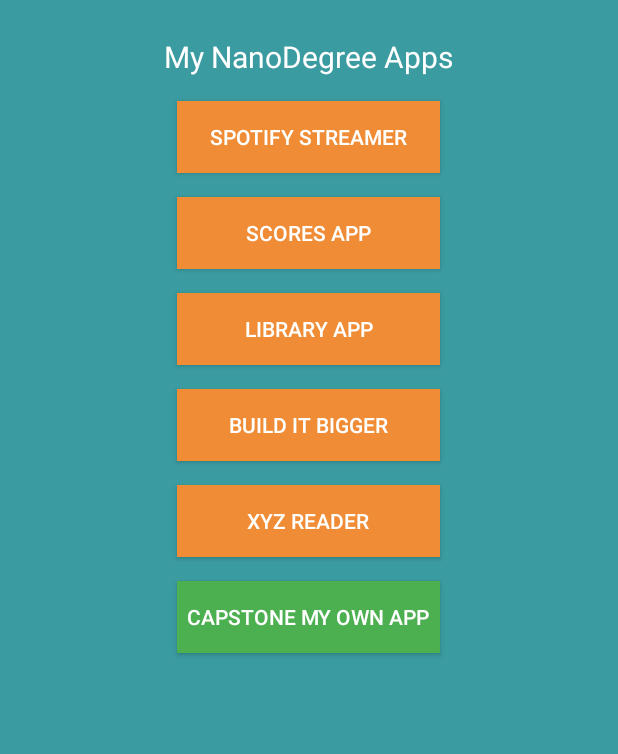
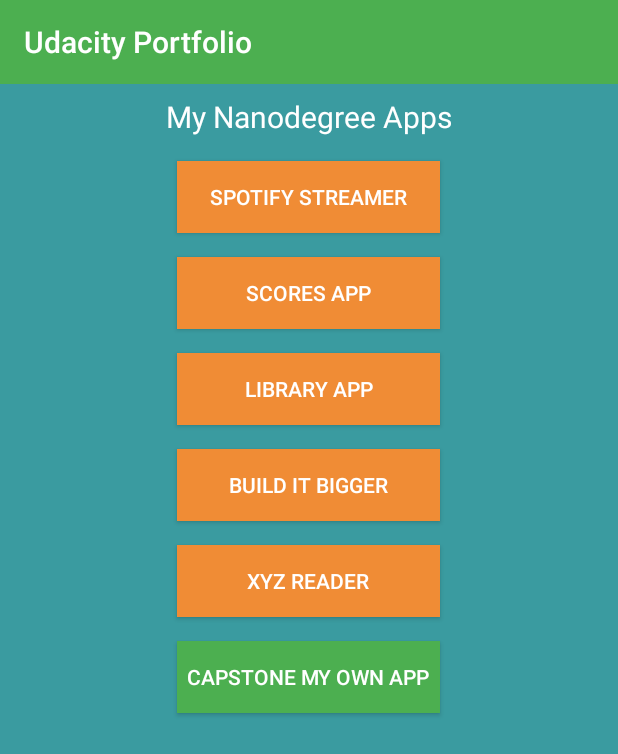
Before and after one commit to Atlas-/udacityportfolio, an Android app: the screen it shows after launch (MainActivity), on a phone screen of 412 x 824 dp. Shown: the top 754 px of the screen. Run offline under Robolectric (Android 15) with nearby library versions, the phone set to English and light mode, and no system bars.

Commit message:
some ui changes.

```diff
--- a/app/src/main/java/com/chrispound/udacity/udacityportfolio/MainActivity.java
+++ b/app/src/main/java/com/chrispound/udacity/udacityportfolio/MainActivity.java
@@ -2,6 +2,7 @@ package com.chrispound.udacity.udacityportfolio;
 
 import android.os.Bundle;
 import android.support.v7.app.AppCompatActivity;
+import android.support.v7.widget.Toolbar;
 import android.view.View;
 import android.widget.Button;
 import android.widget.Toast;
@@ -9,6 +10,7 @@ import android.widget.Toast;
 public class MainActivity extends AppCompatActivity implements View.OnClickListener {
 
     private Toast mToast;
+    private Toolbar mToolbar;
     private Button mSpotify;
     private Button mScores;
     private Button mLibrary;
@@ -16,21 +18,26 @@ public class MainActivity extends AppCompatActivity implements View.OnClickListe
     private Button mXYZ;
     private Button mCapstone;
 
+    @Override
     protected void onCreate(Bundle savedInstanceState) {
         super.onCreate(savedInstanceState);
         setContentView(R.layout.activity_main);
+        mToolbar = (Toolbar) findViewById(R.id.toolbar);
         mSpotify = (Button) findViewById(R.id.spotify);
         mScores = (Button) findViewById(R.id.scores);
         mLibrary = (Button) findViewById(R.id.library);
         mBuild = (Button) findViewById(R.id.build_bigger);
         mXYZ = (Button) findViewById(R.id.xyz);
         mCapstone = (Button) findViewById(R.id.myApp);
+        setSupportActionBar(mToolbar);
         mSpotify.setOnClickListener(this);
         mScores.setOnClickListener(this);
         mLibrary.setOnClickListener(this);
         mBuild.setOnClickListener(this);
         mXYZ.setOnClickListener(this);
         mCapstone.setOnClickListener(this);
+        setTitle(getString(R.string.app_name));
+        mToolbar.setTitleTextColor(getResources().getColor(android.R.color.white));
     }
 
     public void handleButtonClick(String clicked) {
--- a/app/src/main/res/layout-land/activity_main.xml
+++ b/app/src/main/res/layout-land/activity_main.xml
@@ -2,15 +2,14 @@
     xmlns:tools="http://schemas.android.com/tools"
     android:layout_width="match_parent"
     android:layout_height="match_parent"
-    android:paddingBottom="@dimen/activity_vertical_margin"
-    android:paddingLeft="@dimen/activity_horizontal_margin"
-    android:paddingRight="@dimen/activity_horizontal_margin"
-    android:paddingTop="@dimen/activity_vertical_margin"
     android:background="@color/background"
     tools:context=".MainActivity">
 
+    <include layout="@layout/toolbar"/>
+
     <TextView
         android:id="@+id/title"
+        android:layout_below="@+id/toolbar"
         android:layout_width="wrap_content"
         android:layout_height="wrap_content"
         android:layout_centerHorizontal="true"
--- a/app/src/main/res/layout/activity_main.xml
+++ b/app/src/main/res/layout/activity_main.xml
@@ -5,11 +5,10 @@
     android:layout_gravity="center"
     android:background="@color/background"
     android:orientation="vertical"
-    android:paddingBottom="@dimen/activity_vertical_margin"
-    android:paddingLeft="32dp"
-    android:paddingRight="32dp"
-    android:paddingTop="@dimen/activity_vertical_margin"
     tools:context=".MainActivity">
+
+    <include
+        layout="@layout/toolbar"/>
 
     <TextView
         android:id="@+id/title"
--- /dev/null
+++ b/app/src/main/res/layout/toolbar.xml
@@ -0,0 +1,15 @@
+<?xml version="1.0" encoding="utf-8"?>
+<merge xmlns:android="http://schemas.android.com/apk/res/android"
+              android:orientation="vertical"
+              android:layout_width="match_parent"
+              android:layout_height="match_parent">
+
+    <android.support.v7.widget.Toolbar
+        android:id="@+id/toolbar"
+        android:layout_height="wrap_content"
+        android:layout_width="match_parent"
+        android:minHeight="?attr/actionBarSize"
+        android:background="@color/colorPrimary"
+        />
+
+</merge>
--- /dev/null
+++ b/app/src/main/res/values-v21/styles.xml
@@ -0,0 +1,10 @@
+<?xml version="1.0" encoding="utf-8"?>
+<resources>
+    <style name="AppTheme" parent="Theme.AppCompat">
+        <item name="android:colorPrimary">@color/colorPrimary</item>
+        <item name="android:colorPrimaryDark">@color/colorPrimaryDark</item>
+        <item name="android:colorAccent">@color/colorAccentDark</item>
+        <item name="windowActionBar">false</item>
+        <item name="windowNoTitle">true</item>
+    </style>
+</resources>
--- a/app/src/main/res/values/strings.xml
+++ b/app/src/main/res/values/strings.xml
@@ -1,9 +1,9 @@
 <resources>
-    <string name="app_name">UdacityPortfolio</string>
+    <string name="app_name">Udacity Portfolio</string>
 
     <!--Buttons-->
     <string name="action_settings">Settings</string>
-    <string name="title">My NanoDegree Apps</string>
+    <string name="title">My Nanodegree Apps</string>
     <string name="spotify_streamer">Spotify Streamer</string>
     <string name="scores_app">Scores App</string>
     <string name="library_app">Library App</string>
--- a/app/src/main/res/values/styles.xml
+++ b/app/src/main/res/values/styles.xml
@@ -1,8 +1,8 @@
 <resources>
 
     <!-- Base application theme. -->
-    <style name="AppTheme" parent="Theme.AppCompat.Light.NoActionBar">
-        <!-- Customize your theme here. -->
+    <style name="AppTheme" parent="Theme.AppCompat">
+
     </style>
 
     <style name="AppTheme.Button" parent="Widget.AppCompat.Button">
```
